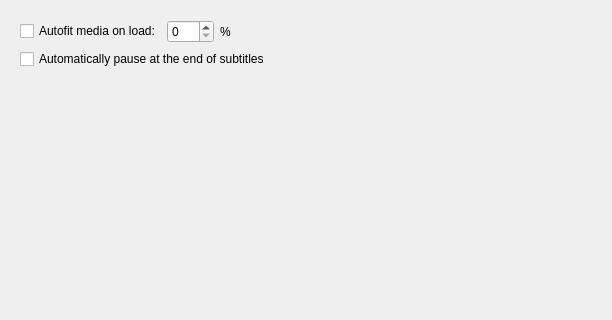
Above: src/gui/widgets/settings/behaviorsettings.ui from ripose-jp/Memento before the change; both pictures show x 0 to 612 and y 0 to 320 of the 612 by 538 pixel window. Below: the same form after it.
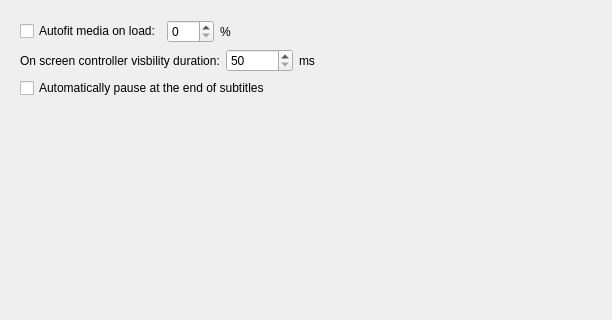
That is the form after the change.

Commit message:
behaviorsettings: adds osc duration timeout
Allows the user to set how long the OSC stays on screen after the mouse
is moved. The timer is interestingly in MpvWidget instead of
PlayerOverlay which may be bad form, but the reason it's in MpvWidget in
the first place is because the PlayerOverlay tracks when the cursor
disappears and then follows suit. The minimum timeout is 50ms because
anything below produces some bad UI jank.

Related to #105.

```diff
--- a/src/gui/widgets/settings/behaviorsettings.ui
+++ b/src/gui/widgets/settings/behaviorsettings.ui
@@ -83,6 +83,47 @@
          </item>
         </layout>
        </item>
+       <item>
+        <layout class="QHBoxLayout" name="layoutOSCDuration">
+         <item>
+          <widget class="QLabel" name="labelOSCDuration">
+           <property name="text">
+            <string>On screen controller visbility duration:</string>
+           </property>
+          </widget>
+         </item>
+         <item>
+          <widget class="QSpinBox" name="spinOSCDuration">
+           <property name="minimum">
+            <number>50</number>
+           </property>
+           <property name="maximum">
+            <number>100000</number>
+           </property>
+          </widget>
+         </item>
+         <item>
+          <widget class="QLabel" name="labelOSCDurationUnits">
+           <property name="text">
+            <string>ms</string>
+           </property>
+          </widget>
+         </item>
+         <item>
+          <spacer name="spacerOSCDuration">
+           <property name="orientation">
+            <enum>Qt::Horizontal</enum>
+           </property>
+           <property name="sizeHint" stdset="0">
+            <size>
+             <width>40</width>
+             <height>20</height>
+            </size>
+           </property>
+          </spacer>
+         </item>
+        </layout>
+       </item>
        <item>
         <widget class="QCheckBox" name="checkSubtitlePause">
          <property name="text">
```
Left out of the diff: 2 changed lines with no effect on the pictures. The commit also changes 4 other files.
